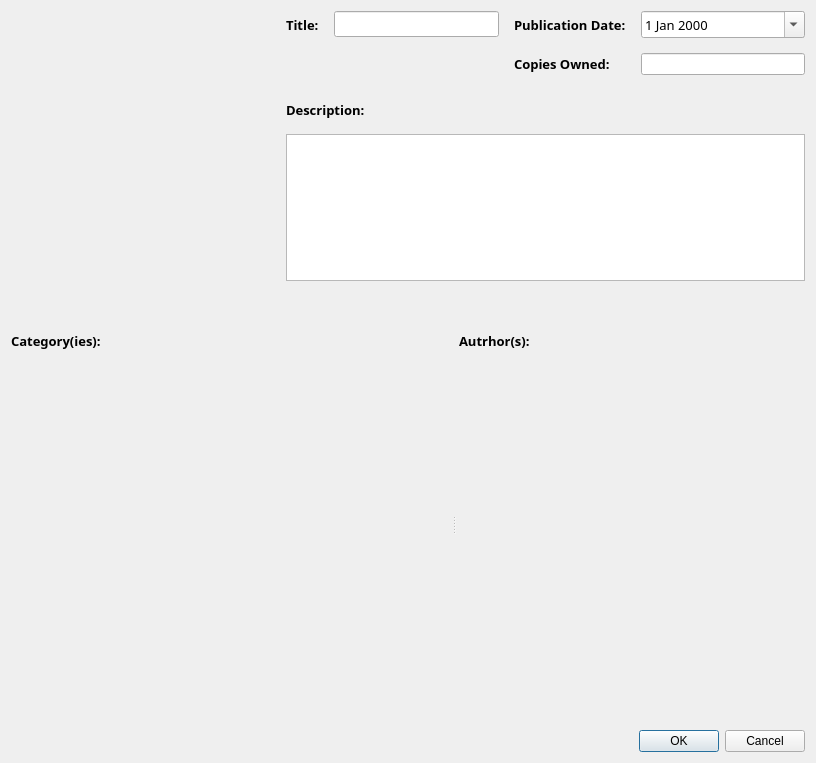
Before: the Qt Designer form src/forms/bookadddialog.ui in yunag/QLibraryManagementSystem, drawn with Qt 5.
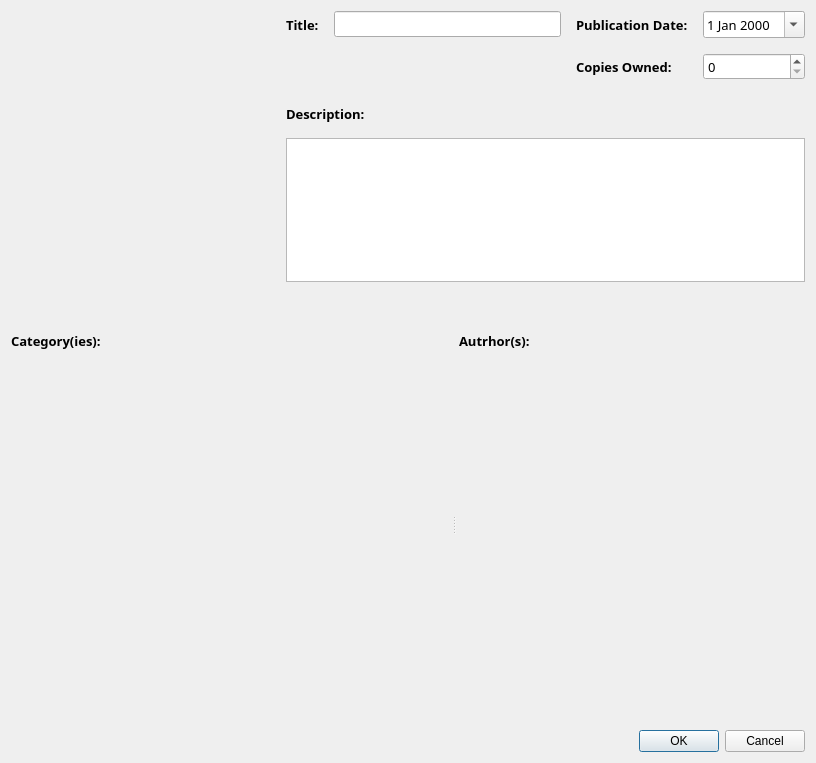
After: the same form once the commit is applied. Icons and pictures are not drawn. Custom widgets are drawn as their Qt base class.

```diff
--- a/src/forms/bookadddialog.ui
+++ b/src/forms/bookadddialog.ui
@@ -89,9 +89,6 @@
            </property>
           </widget>
          </item>
-         <item row="1" column="3">
-          <widget class="QLineEdit" name="copiesOwned"/>
-         </item>
          <item row="0" column="0">
           <widget class="QLabel" name="titleLabel">
            <property name="font">
@@ -134,6 +131,19 @@
            </property>
           </widget>
          </item>
+         <item row="1" column="3">
+          <widget class="QSpinBox" name="copiesOwned">
+           <property name="font">
+            <font>
+             <family>Montserrat</family>
+             <pointsize>10</pointsize>
+            </font>
+           </property>
+           <property name="maximum">
+            <number>999999</number>
+           </property>
+          </widget>
+         </item>
         </layout>
        </item>
        <item>
```
Left out of the diff: 34 changed lines with no effect on the pictures.
